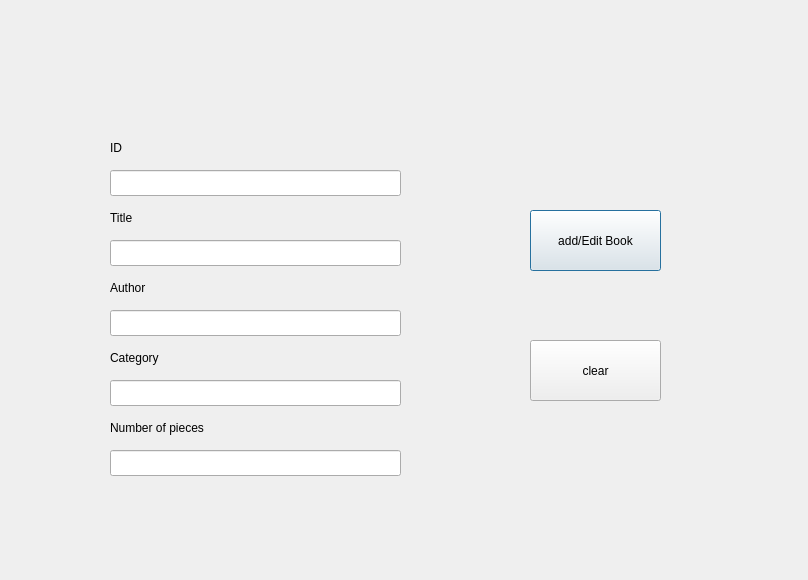
Before: the Qt Designer form add_edit_book.ui in kareemelramly/Library-Management-System, drawn with Qt 5.
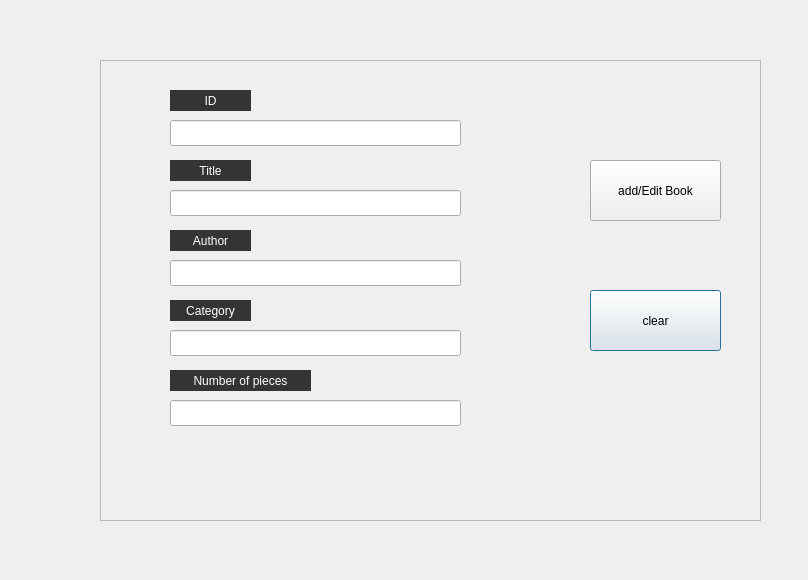
After: the same form once the commit is applied. Icons and pictures are not drawn.

```diff
--- a/add_edit_book.ui
+++ b/add_edit_book.ui
@@ -13,37 +13,55 @@
   <property name="windowTitle">
    <string>Dialog</string>
   </property>
-  <widget class="QLabel" name="ID_label_2">
+  <property name="styleSheet">
+   <string notr="true">
+QDialog{
+    background-image: url(&quot;:/Images/ylswjsy7stw-2048x1201.jpg&quot;);
+    background-repeat: no-repeat;
+    background-position: center;
+    background-attachment: fixed;
+}
+</string>
+  </property>
+  <widget class="QFrame" name="frame">
    <property name="geometry">
     <rect>
-     <x>110</x>
-     <y>210</y>
-     <width>81</width>
-     <height>16</height>
+     <x>100</x>
+     <y>60</y>
+     <width>661</width>
+     <height>461</height>
     </rect>
    </property>
-   <property name="text">
-    <string>Title</string>
+   <property name="styleSheet">
+    <string notr="true">QLabel{
+background:rgba(0,0,0,200);
+color:white
+}</string>
    </property>
-  </widget>
-  <widget class="QLabel" name="Username_label">
+   <property name="frameShape">
+    <enum>QFrame::Shape::StyledPanel</enum>
+   </property>
+   <property name="frameShadow">
+    <enum>QFrame::Shadow::Raised</enum>
+   </property>
+   <widget class="QLineEdit" name="number_of_pieces_line_edit">
    <property name="geometry">
     <rect>
-     <x>110</x>
-     <y>140</y>
-     <width>81</width>
-     <height>16</height>
-    </rect>
-   </property>
-   <property name="text">
-    <string>ID</string>
+      <x>70</x>
+      <y>340</y>
+      <width>291</width>
+      <height>26</height>
+     </rect>
+    </property>
+    <property name="echoMode">
+     <enum>QLineEdit::EchoMode::Password</enum>
    </property>
   </widget>
   <widget class="QLineEdit" name="title_line_edit">
    <property name="geometry">
     <rect>
-     <x>110</x>
-     <y>240</y>
+      <x>70</x>
+      <y>130</y>
      <width>291</width>
      <height>26</height>
     </rect>
@@ -55,47 +73,53 @@
     <enum>QLineEdit::EchoMode::Password</enum>
    </property>
   </widget>
-  <widget class="QLineEdit" name="ID_label">
+   <widget class="QLabel" name="Password_label_4">
    <property name="geometry">
     <rect>
-     <x>110</x>
-     <y>170</y>
-     <width>291</width>
-     <height>26</height>
-    </rect>
-   </property>
-  </widget>
-  <widget class="QLineEdit" name="author_line_edit">
-   <property name="geometry">
-    <rect>
-     <x>110</x>
+      <x>70</x>
      <y>310</y>
+      <width>141</width>
+      <height>21</height>
+     </rect>
+    </property>
+    <property name="text">
+     <string>Number of pieces</string>
+    </property>
+    <property name="alignment">
+     <set>Qt::AlignmentFlag::AlignCenter</set>
+    </property>
+   </widget>
+   <widget class="QLineEdit" name="ID_label">
+    <property name="geometry">
+     <rect>
+      <x>70</x>
+      <y>60</y>
      <width>291</width>
      <height>26</height>
     </rect>
    </property>
-   <property name="echoMode">
-    <enum>QLineEdit::EchoMode::Password</enum>
-   </property>
-  </widget>
-  <widget class="QLabel" name="Password_label_2">
+   </widget>
+   <widget class="QLabel" name="Username_label">
    <property name="geometry">
     <rect>
-     <x>110</x>
-     <y>280</y>
+      <x>70</x>
+      <y>30</y>
      <width>81</width>
-     <height>16</height>
+      <height>21</height>
     </rect>
    </property>
    <property name="text">
-    <string>Author</string>
+     <string>ID</string>
+    </property>
+    <property name="alignment">
+     <set>Qt::AlignmentFlag::AlignCenter</set>
    </property>
   </widget>
   <widget class="QLineEdit" name="category_line_edit">
    <property name="geometry">
     <rect>
-     <x>110</x>
-     <y>380</y>
+      <x>70</x>
+      <y>270</y>
      <width>291</width>
      <height>26</height>
     </rect>
@@ -107,21 +131,24 @@
   <widget class="QLabel" name="Password_label_3">
    <property name="geometry">
     <rect>
-     <x>110</x>
-     <y>350</y>
+      <x>70</x>
+      <y>240</y>
      <width>81</width>
-     <height>16</height>
+      <height>21</height>
     </rect>
    </property>
    <property name="text">
     <string>Category</string>
    </property>
-  </widget>
-  <widget class="QLineEdit" name="number_of_pieces_line_edit">
+    <property name="alignment">
+     <set>Qt::AlignmentFlag::AlignCenter</set>
+    </property>
+   </widget>
+   <widget class="QLineEdit" name="author_line_edit">
    <property name="geometry">
     <rect>
-     <x>110</x>
-     <y>450</y>
+      <x>70</x>
+      <y>200</y>
      <width>291</width>
      <height>26</height>
     </rect>
@@ -130,37 +157,43 @@
     <enum>QLineEdit::EchoMode::Password</enum>
    </property>
   </widget>
-  <widget class="QLabel" name="Password_label_4">
+   <widget class="QLabel" name="ID_label_2">
    <property name="geometry">
     <rect>
-     <x>110</x>
-     <y>420</y>
-     <width>141</width>
-     <height>16</height>
+      <x>70</x>
+      <y>100</y>
+      <width>81</width>
+      <height>21</height>
     </rect>
    </property>
    <property name="text">
-    <string>Number of pieces</string>
-   </property>
-  </widget>
-  <widget class="QPushButton" name="pushButton">
+     <string>Title</string>
+    </property>
+    <property name="alignment">
+     <set>Qt::AlignmentFlag::AlignCenter</set>
+    </property>
+   </widget>
+   <widget class="QLabel" name="Password_label_2">
    <property name="geometry">
     <rect>
-     <x>530</x>
-     <y>210</y>
-     <width>131</width>
-     <height>61</height>
+      <x>70</x>
+      <y>170</y>
+      <width>81</width>
+      <height>21</height>
     </rect>
    </property>
    <property name="text">
-    <string>add/Edit Book</string>
+     <string>Author</string>
+    </property>
+    <property name="alignment">
+     <set>Qt::AlignmentFlag::AlignCenter</set>
    </property>
   </widget>
   <widget class="QPushButton" name="pushButton_2">
    <property name="geometry">
     <rect>
-     <x>530</x>
-     <y>340</y>
+      <x>490</x>
+      <y>230</y>
      <width>131</width>
      <height>61</height>
     </rect>
@@ -168,6 +201,20 @@
    <property name="text">
     <string>clear</string>
    </property>
+   </widget>
+   <widget class="QPushButton" name="pushButton">
+    <property name="geometry">
+     <rect>
+      <x>490</x>
+      <y>100</y>
+      <width>131</width>
+      <height>61</height>
+     </rect>
+    </property>
+    <property name="text">
+     <string>add/Edit Book</string>
+    </property>
+   </widget>
   </widget>
  </widget>
  <resources/>
```
Lines whose indentation alone changed are shown as unchanged.
